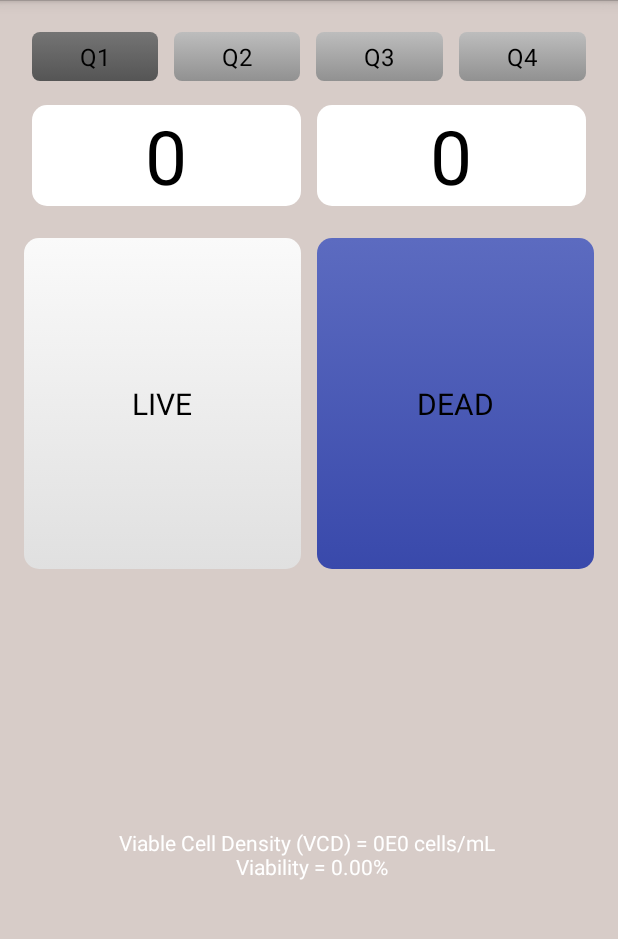
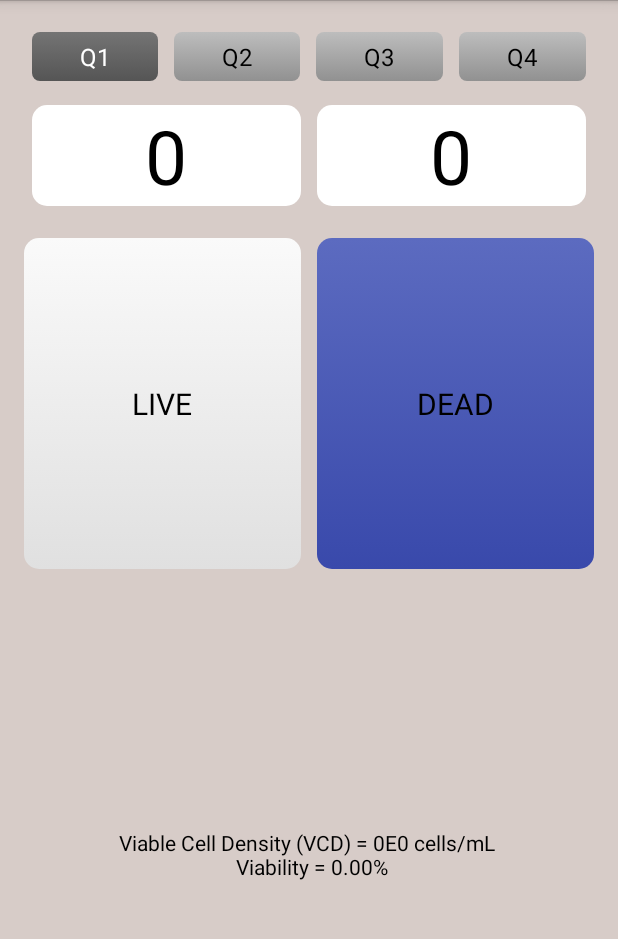
Before and after one commit to Maecenas49/LiveDeadCounter, an Android app: the screen it shows after launch (LiveDeadCounterActivity), on a phone screen of 412 x 824 dp, the part 72-1011 px from its top. Run offline under Robolectric (Android 15) with nearby library versions, the phone set to English and light mode, and no system bars.

Commit message:
Updated counts to reflect the currently active quadrant.

```diff
--- a/app/src/main/java/com/computing/millenium/springers/livedeadcounter/LiveDeadCounterActivityFragment.java
+++ b/app/src/main/java/com/computing/millenium/springers/livedeadcounter/LiveDeadCounterActivityFragment.java
@@ -10,22 +10,24 @@ import android.view.View;
 import android.view.ViewGroup;
 import android.widget.Button;
 import android.widget.RadioButton;
-import android.widget.RadioGroup;
 import android.widget.TextView;
 
 import java.text.DecimalFormat;
 import java.text.NumberFormat;
-import java.util.zip.Inflater;
 
 public class LiveDeadCounterActivityFragment extends Fragment {
 
-    //TODO:Create array of live and dead counts
+    //TODO:Implement total counts class
     private int mDilution;
     private int mQ1LiveCount;
     private int mQ1DeadCount;
-    private int mQ2LiveCount;
-    private int mActiveQuad;
 
+    private RadioButton mQ1Button;
+    private RadioButton mQ2Button;
+    private RadioButton mQ3Button;
+    private RadioButton mQ4Button;
+
+    private TotalCount mTotalCount;
     private float mViableCellDensity;
     private float mViability;
 
@@ -37,71 +39,103 @@ public class LiveDeadCounterActivityFragment extends Fragment {
     @Override
     public View onCreateView(LayoutInflater inflater, ViewGroup container,
                              Bundle savedInstanceState) {
-        //TODO: Maintain variables on savedInstanceState
-        if (savedInstanceState == null){
+        if (savedInstanceState == null) {
             mQ1DeadCount = 0;
             mQ1LiveCount = 0;
-            mActiveQuad = 1;
+            mTotalCount = new TotalCount();
+            mTotalCount.getQ1Count().setActivated(true);
         }
-        //TODO: Save dilution in settings and maintain on rotation
+        //TODO: Save dilution in settings
         mDilution = 10;
-        View v = inflater.inflate(R.layout.fragment_live_dead_counter,container, false);
+        View v = inflater.inflate(R.layout.fragment_live_dead_counter, container, false);
 
-        final Vibrator vibrator = (Vibrator)getActivity().getSystemService(Context.VIBRATOR_SERVICE);
+        final Vibrator vibrator = (Vibrator) getActivity().getSystemService(Context.VIBRATOR_SERVICE);
 
         //Get Textviews associated with counts and set to initial count
-        final TextView liveCountTextView = (TextView)v.findViewById(R.id.liveTextView);
-        final TextView deadCountTextView = (TextView)v.findViewById(R.id.deadTextView);
+        final TextView liveCountTextView = (TextView) v.findViewById(R.id.liveTextView);
+        final TextView deadCountTextView = (TextView) v.findViewById(R.id.deadTextView);
         liveCountTextView.setText(Integer.toString(mQ1LiveCount));
         deadCountTextView.setText(Integer.toString(mQ1DeadCount));
 
         //Set calculations results text view and update to current counts
-        final TextView calculationTextView = (TextView)v.findViewById(R.id.calculation_text_view);
+        final TextView calculationTextView = (TextView) v.findViewById(R.id.calculation_text_view);
         calculateAndUpdate(calculationTextView);
 
         //Set live counter button with haptic feedback and calculation update on each click
-        Button liveCounter = (Button)v.findViewById(R.id.liveButton);
+        Button liveCounter = (Button) v.findViewById(R.id.liveButton);
         liveCounter.setOnClickListener(new View.OnClickListener() {
             @Override
             public void onClick(View v) {
                 vibrator.vibrate(20);
-                if (mQ1LiveCount == 999) mQ1LiveCount = 0;
-                else mQ1LiveCount++;
-                liveCountTextView.setText(Integer.toString(mQ1LiveCount));
+                QuadrantCount activeCount = getActiveQuadrant();
+                if (activeCount != null){
+                    activeCount.incrementLiveCount();
+                }
+
+                liveCountTextView.setText(Integer.toString(activeCount.getLiveCount()));
                 calculateAndUpdate(calculationTextView);
             }
         });
 
         //Set dead counter button with haptic feedback and calculation update on each click
-        Button deadCounter = (Button)v.findViewById(R.id.deadButton);
+        Button deadCounter = (Button) v.findViewById(R.id.deadButton);
         deadCounter.setOnClickListener(new View.OnClickListener() {
             @Override
             public void onClick(View v) {
                 vibrator.vibrate(20);
-                if (mQ1DeadCount == 999) mQ1DeadCount = 0;
-                else mQ1DeadCount++;
-                deadCountTextView.setText(Integer.toString(mQ1DeadCount));
+                QuadrantCount activeCount = getActiveQuadrant();
+                if (activeCount != null){
+                    activeCount.incrementDeadCount();
+                }
+                deadCountTextView.setText(Integer.toString(activeCount.getDeadCount()));
                 calculateAndUpdate(calculationTextView);
             }
         });
 
+        //Onclicklistener for all quadrant buttons that changes the text to activate each quadrant
+        //and activates the specified quadrant in total count
         View.OnClickListener quadClickListener = new View.OnClickListener() {
             @Override
             public void onClick(View v) {
                 vibrator.vibrate(20);
+                Button b = (Button)v;
+                b.setTextColor(getResources().getColor(R.color.quadButtonActiveText));
+                switch (v.getId()){
+                    case R.id.quadrant_one_button:
+                        QuadrantCount Q1Count = mTotalCount.getQ1Count();
+                        Q1Count.setActivated(true);
+                    case R.id.quadrant_two_button:
+                        QuadrantCount Q2Count = mTotalCount.getQ2Count();
+                        Q2Count.setActivated(true);
+                    case R.id.quadrant_three_button:
+                        QuadrantCount Q3Count = mTotalCount.getQ3Count();
+                        Q3Count.setActivated(true);
+                    case R.id.quadrant_four_button:
+                        QuadrantCount Q4Count = mTotalCount.getQ4Count();
+                        Q4Count.setActivated(true);
+                }
+                QuadrantCount activeCount = getActiveQuadrant();
+                deadCountTextView.setText(Integer.toString(activeCount.getDeadCount()));
+                liveCountTextView.setText(Integer.toString(activeCount.getLiveCount()));
             }
         };
 
-        //TODO: Add click listener and update active quadrant
-        RadioButton Q1Button = (RadioButton)v.findViewById(R.id.quadrant_one_button);
-        RadioButton Q2Button = (RadioButton)v.findViewById(R.id.quadrant_two_button);
-        RadioButton Q3Button = (RadioButton)v.findViewById(R.id.quadrant_three_button);
-        RadioButton Q4Button = (RadioButton)v.findViewById(R.id.quadrant_four_button);
+        //Add click listener and update active quadrant
+        mQ1Button = (RadioButton) v.findViewById(R.id.quadrant_one_button);
+        mQ1Button.setTextColor(getResources().getColor(R.color.quadButtonActiveText));
+        mQ1Button.setOnClickListener(quadClickListener);
+        mQ2Button = (RadioButton) v.findViewById(R.id.quadrant_two_button);
+        mQ2Button.setOnClickListener(quadClickListener);
+        mQ3Button = (RadioButton) v.findViewById(R.id.quadrant_three_button);
+        mQ3Button.setOnClickListener(quadClickListener);
+        mQ4Button = (RadioButton) v.findViewById(R.id.quadrant_four_button);
+        mQ4Button.setOnClickListener(quadClickListener);
 
         return v;
     }
 
-    private void calculateAndUpdate(TextView calcView){
+
+    private void calculateAndUpdate(TextView calcView) {
         calculate();
         String calcText = getString(R.string.vcd_text);
         NumberFormat formatter = new DecimalFormat("0.##E0");
@@ -109,17 +143,27 @@ public class LiveDeadCounterActivityFragment extends Fragment {
         calcView.setText(String.format(calcText, formatter.format(mViableCellDensity), mViability));
     }
 
-    private void calculate(){
-        if (mQ1DeadCount == 0 & mQ1LiveCount == 0){
+    private void calculate() {
+        if (mQ1DeadCount == 0 & mQ1LiveCount == 0) {
             mViability = 0;
             mViableCellDensity = 0;
-        } else{
-        mViability = (float)mQ1LiveCount/(mQ1LiveCount + mQ1DeadCount)*100;
-        mViableCellDensity = (float)mQ1LiveCount*10000*(1+(mDilution/100f));
+        } else {
+            mViability = (float) mQ1LiveCount / (mQ1LiveCount + mQ1DeadCount) * 100;
+            mViableCellDensity = (float) mQ1LiveCount * 10000 * (1 + (mDilution / 100f));
         }
     }
 
-    private void setActiveQuad(int quad){
-        mActiveQuad = quad;
+    private QuadrantCount getActiveQuadrant(){
+        if (mQ1Button.isChecked()) return mTotalCount.getQ1Count();
+        if (mQ2Button.isChecked()) return mTotalCount.getQ2Count();
+        if (mQ3Button.isChecked()) return mTotalCount.getQ3Count();
+        if (mQ4Button.isChecked()) return mTotalCount.getQ4Count();
+        return null;
+    }
+
+    @Override
+    public void onCreate(Bundle savedInstanceState) {
+        super.onCreate(savedInstanceState);
+        setRetainInstance(true);
     }
 }
--- /dev/null
+++ b/app/src/main/java/com/computing/millenium/springers/livedeadcounter/QuadrantCount.java
@@ -0,0 +1,47 @@
+package com.computing.millenium.springers.livedeadcounter;
+
+/**
+ * Created by Mike on 6/18/2015.
+ */
+public class QuadrantCount {
+    private boolean mActivated;
+    private int mLiveCount;
+    private int mDeadCount;
+
+    public QuadrantCount(){
+        setActivated(false);
+    }
+
+    public boolean isActivated() {
+        return mActivated;
+    }
+
+    public void setActivated(boolean activated) {
+        mActivated = activated;
+    }
+
+    public int getLiveCount() {
+        return mLiveCount;
+    }
+
+    public void setLiveCount(int liveCount) {
+        mLiveCount = liveCount;
+    }
+
+    public int getDeadCount() {
+        return mDeadCount;
+    }
+
+    public void setDeadCount(int deadCount) {
+        mDeadCount = deadCount;
+    }
+
+    public void incrementLiveCount(){
+        if (mLiveCount == 999) mLiveCount = 0;
+        else mLiveCount++;
+    }
+
+    public void incrementDeadCount(){
+        mDeadCount++;
+    }
+}
--- /dev/null
+++ b/app/src/main/java/com/computing/millenium/springers/livedeadcounter/TotalCount.java
@@ -0,0 +1,59 @@
+package com.computing.millenium.springers.livedeadcounter;
+
+import java.util.UUID;
+
+/**
+ * Created by Mike on 6/18/2015.
+ */
+public class TotalCount {
+    private UUID mId;
+    private String mTitle;
+
+    private QuadrantCount mQ1Count;
+    private QuadrantCount mQ2Count;
+    private QuadrantCount mQ3Count;
+    private QuadrantCount mQ4Count;
+
+    public TotalCount(){
+        //Generate unique identifier
+        setId(UUID.randomUUID());
+        mQ1Count = new QuadrantCount();
+        mQ2Count = new QuadrantCount();
+        mQ3Count = new QuadrantCount();
+        mQ4Count = new QuadrantCount();
+    }
+
+    public UUID getId() {
+        return mId;
+    }
+
+    public void setId(UUID id) {
+        mId = id;
+    }
+
+    public String getTitle() {
+        return mTitle;
+    }
+
+    public void setTitle(String title) {
+        mTitle = title;
+    }
+
+    public QuadrantCount getQ1Count() {
+        return mQ1Count;
+    }
+
+    public QuadrantCount getQ2Count() {
+        return mQ2Count;
+    }
+
+    public QuadrantCount getQ3Count() {
+        return mQ3Count;
+    }
+
+    public QuadrantCount getQ4Count() {
+        return mQ4Count;
+    }
+
+
+}
--- a/app/src/main/res/layout/fragment_live_dead_counter.xml
+++ b/app/src/main/res/layout/fragment_live_dead_counter.xml
@@ -22,20 +22,20 @@
             <RadioButton
                 android:id="@+id/quadrant_one_button"
                 style="@style/QuadrantButton"
-                android:text="Q1"
+                android:text="@string/Q1Text"
                 android:checked="true"/>
             <RadioButton
                 android:id="@+id/quadrant_two_button"
                 style="@style/QuadrantButton"
-                android:text="Q2"/>
+                android:text="@string/Q2Text"/>
             <RadioButton
                 android:id="@+id/quadrant_three_button"
                 style="@style/QuadrantButton"
-                android:text="Q3"/>
+                android:text="@string/Q3Text"/>
             <RadioButton
                 android:id="@+id/quadrant_four_button"
                 style="@style/QuadrantButton"
-                android:text="Q4"/>
+                android:text="@string/Q4Text"/>
         </RadioGroup>
     </TableRow>
     <TableRow
@@ -101,7 +101,7 @@
         android:layout_width="fill_parent"
         android:layout_height="wrap_content"
         android:layout_weight="2"
-        android:textColor="#ffffff"
+        android:textColor="#000000"
         android:gravity="center" />
 
 </TableLayout>
--- a/app/src/main/res/values/colors.xml
+++ b/app/src/main/res/values/colors.xml
@@ -8,6 +8,7 @@
     <color name="quadButtonEnd">#919191</color>
     <color name="quadButtonCheckedStart">#747474</color>
     <color name="quadButtonCheckedEnd">#555555</color>
+    <color name="quadButtonActiveText">#ffffff</color>
     <color name="background">#D7CCC8</color>
     <color name="primary">#A1887F</color>
     <color name="primaryDark">#6D4C41</color>
--- a/app/src/main/res/values/strings.xml
+++ b/app/src/main/res/values/strings.xml
@@ -2,4 +2,8 @@
     <string name="app_name">Live Dead Counter</string>
     <string name="action_settings">Settings</string>
     <string name="vcd_text">Viable Cell Density (VCD) = %1$s cells/mL \n Viability = %2$4.2f%%</string>
+    <string name="Q1Text">Q1</string>
+    <string name="Q2Text">Q2</string>
+    <string name="Q3Text">Q3</string>
+    <string name="Q4Text">Q4</string>
 </resources>
```
